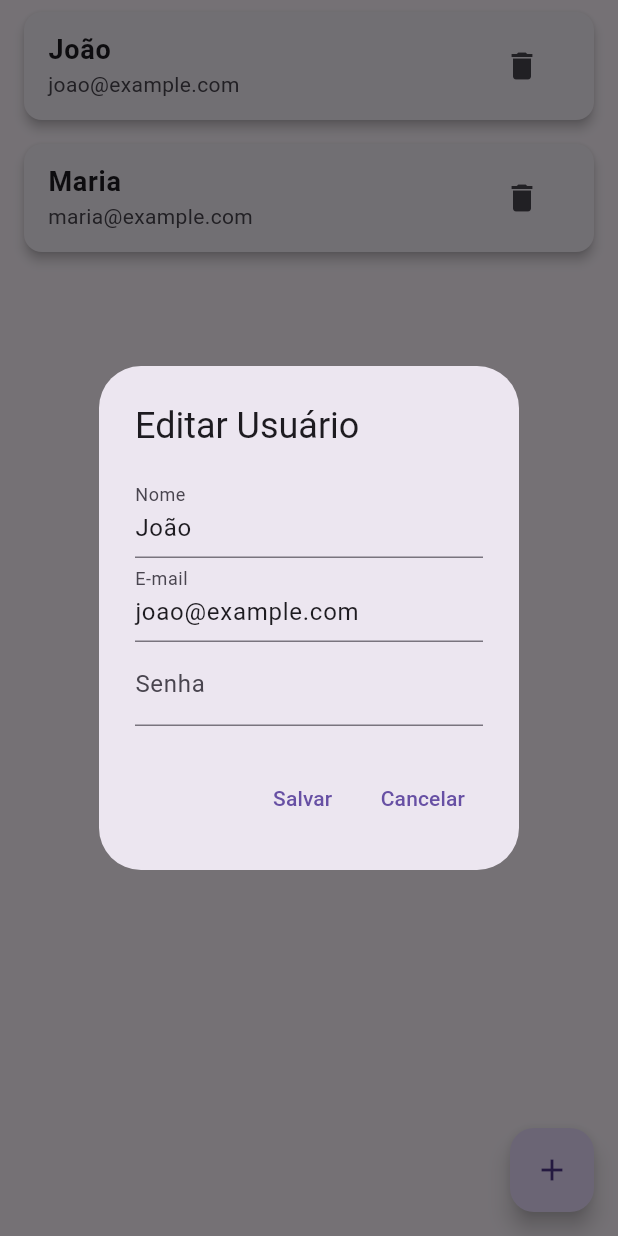
After one commit to Projeto-Wallbox/Aplicativo, a Flutter app: the UserManagementScreen screen opened directly, after a tap on "João", on a phone screen of 412 x 824 dp. The commit adds this screen. Run offline on Flutter 3.47's test engine with Material 3 defaults, Android fonts, the phone set to English and light mode, and no system bars; our stand-ins replace drift, permission_handler, sqlite3_flutter_libs; missing offline and left inert: dart:ffi, network_discovery, sqlite3, wifi_flutter; accounts and stored records are empty; generated files the repository leaves out were written again.

Commit message:
feat: adicionado tela para gerenciar usuarios

```diff
--- a/lib/views/ChargerConfigurationScreen.dart
+++ b/lib/views/ChargerConfigurationScreen.dart
@@ -118,8 +118,8 @@ class _ChargerConfigurationScreenState
                 },
                 child: Text('Salvar'),
                 style: ElevatedButton.styleFrom(
-                  primary: Colors.blue,
-                  onPrimary: Colors.white,
+                  foregroundColor: Colors.white,
+                  backgroundColor: Colors.blue,
                   padding: EdgeInsets.symmetric(vertical: 15),
                 ),
               ),
--- /dev/null
+++ b/lib/views/UserManagementScreen.dart
@@ -0,0 +1,161 @@
+import 'package:flutter/material.dart';
+
+class User {
+  String name;
+  String email;
+
+  User({required this.name, required this.email});
+}
+
+class UserManagementScreen extends StatefulWidget {
+  const UserManagementScreen({super.key});
+
+  @override
+  _UserManagementScreenState createState() => _UserManagementScreenState();
+}
+
+class _UserManagementScreenState extends State<UserManagementScreen> {
+  List<User> users = [
+    User(name: 'João', email: 'joao@example.com'),
+    User(name: 'Maria', email: 'maria@example.com'),
+  ];
+
+  TextEditingController nameController = TextEditingController();
+  TextEditingController emailController = TextEditingController();
+  TextEditingController senhaController = TextEditingController();
+
+  @override
+  Widget build(BuildContext context) {
+    return Scaffold(
+      body: ListView.builder(
+        itemCount: users.length,
+        itemBuilder: (context, index) {
+          return Card(
+            elevation: 3,
+            margin: const EdgeInsets.symmetric(horizontal: 16, vertical: 8),
+            child: ListTile(
+              subtitle: Text(users[index].email),
+              title: Text(
+                users[index].name,
+                style:
+                    const TextStyle(fontSize: 18, fontWeight: FontWeight.bold),
+              ),
+              onTap: () => _showEditUserDialog(users[index], index),
+              trailing: IconButton(
+                icon: const Icon(Icons.delete),
+                onPressed: () {},
+              ),
+            ),
+          );
+        },
+      ),
+      floatingActionButton: FloatingActionButton(
+        onPressed: _showAddUserDialog,
+        tooltip: 'Adicionar Usuário',
+        child: const Icon(Icons.add),
+      ),
+    );
+  }
+
+  void _showEditUserDialog(User user, int index) {
+    nameController.text = user.name;
+    emailController.text = user.email;
+    senhaController.text = '';
+
+    showDialog(
+      context: context,
+      builder: (BuildContext context) {
+        return AlertDialog(
+          title: const Text('Editar Usuário'),
+          content: Column(
+            mainAxisSize: MainAxisSize.min,
+            children: [
+              TextField(
+                controller: nameController,
+                decoration: const InputDecoration(labelText: 'Nome'),
+              ),
+              TextField(
+                controller: emailController,
+                decoration: const InputDecoration(labelText: 'E-mail'),
+              ),
+              TextField(
+                controller: senhaController,
+                decoration: const InputDecoration(labelText: 'Senha'),
+              ),
+            ],
+          ),
+          actions: [
+            TextButton(
+              onPressed: () {
+                setState(() {
+                  users[index].name = nameController.text;
+                  users[index].email = emailController.text;
+                });
+                Navigator.pop(context);
+              },
+              child: const Text('Salvar'),
+            ),
+            TextButton(
+              onPressed: () {
+                Navigator.pop(context);
+              },
+              child: const Text('Cancelar'),
+            ),
+          ],
+        );
+      },
+    );
+  }
+
+  void _showAddUserDialog() {
+    nameController.clear();
+    emailController.clear();
+    senhaController.clear();
+
+    showDialog(
+      context: context,
+      builder: (BuildContext context) {
+        return AlertDialog(
+          title: const Text('Adicionar Usuário'),
+          content: Column(
+            mainAxisSize: MainAxisSize.min,
+            children: [
+              TextField(
+                controller: nameController,
+                decoration: const InputDecoration(labelText: 'Nome'),
+              ),
+              TextField(
+                controller: emailController,
+                decoration: const InputDecoration(labelText: 'E-mail'),
+              ),
+              TextField(
+                controller: senhaController,
+                decoration: const InputDecoration(labelText: 'Senha'),
+              ),
+            ],
+          ),
+          actions: [
+            TextButton(
+              onPressed: () {
+                setState(() {
+                  users.add(User(
+                    name: nameController.text,
+                    email: emailController.text,
+                  ));
+                });
+                Navigator.pop(context);
+              },
+              child: const Text('Adicionar'),
+            ),
+            TextButton(
+              onPressed: () {
+                Navigator.pop(context);
+              },
+              child: const Text('Cancelar'),
+            ),
+          ],
+        );
+      },
+    );
+  }
+}
```
Also changed, not shown: lib/home_page.dart (+10 -1 lines), lib/views/ChargingScreen.dart (+17 -4 lines), pubspec.lock.
